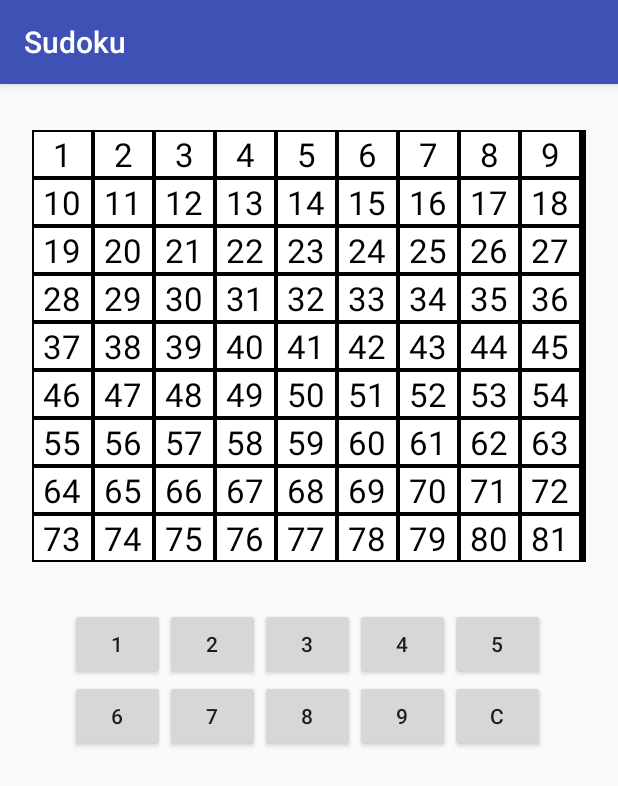
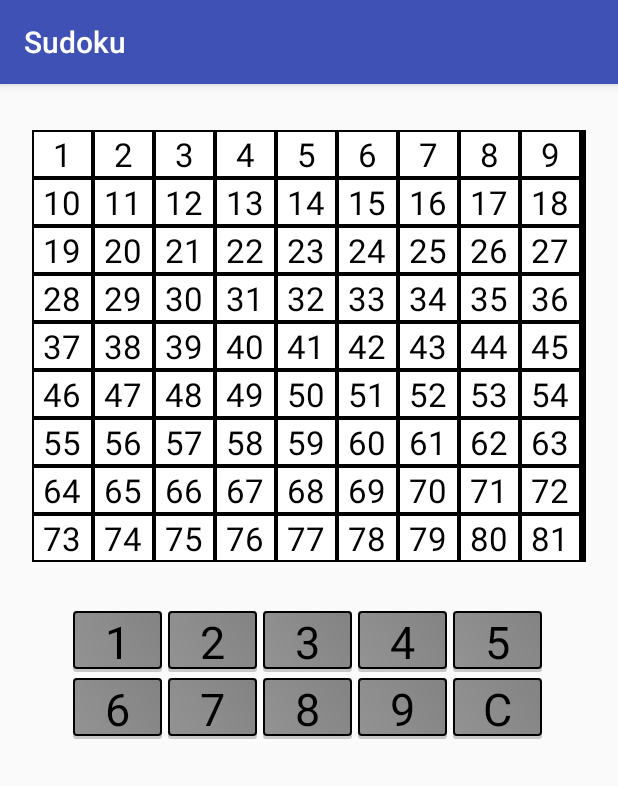
Before and after one commit to dpulsifer/Sudoku, an Android app: the screen it shows after launch (MainActivity), on a phone screen of 412 x 824 dp. Shown: the top 786 px of the screen. Run offline under Robolectric (Android 15) with nearby library versions, the phone set to English and light mode, and no system bars.

Commit message:
Change 2nd grid from buttons to textviews

```diff
--- a/app/src/main/java/cs/dal/sudoku/ButtonGridAdapter.java
+++ b/app/src/main/java/cs/dal/sudoku/ButtonGridAdapter.java
@@ -5,7 +5,7 @@ import android.view.LayoutInflater;
 import android.view.View;
 import android.view.ViewGroup;
 import android.widget.BaseAdapter;
-import android.widget.Button;
+import android.widget.TextView;
 
 import static android.content.Context.LAYOUT_INFLATER_SERVICE;
 
@@ -30,8 +30,9 @@ public class ButtonGridAdapter extends BaseAdapter{
         if(convertView ==null) {
             convertView = inflater.inflate(R.layout.button_cell, null);
         }
-        Button b = (Button) convertView.findViewById(R.id.button_item);
+        TextView b = (TextView) convertView.findViewById(R.id.button_item);
         b.setText(buttons[position]);
+
         return convertView;
 
     }
--- a/app/src/main/java/cs/dal/sudoku/MainActivity.java
+++ b/app/src/main/java/cs/dal/sudoku/MainActivity.java
@@ -2,6 +2,9 @@ package cs.dal.sudoku;
 
 import android.support.v7.app.AppCompatActivity;
 import android.os.Bundle;
+import android.util.Log;
+import android.view.View;
+import android.widget.AdapterView;
 import android.widget.GridView;
 
 public class MainActivity extends AppCompatActivity {
@@ -14,6 +17,7 @@ public class MainActivity extends AppCompatActivity {
 
     public GridView buttonGridView;
     public String[] buttons  = new String[] {"1","2","3","4","5","6","7","8","9","C"};
+    public String number;
 
 
 
@@ -30,6 +34,29 @@ public class MainActivity extends AppCompatActivity {
         ButtonGridAdapter buttonGridAdapter = new ButtonGridAdapter(MainActivity.this, buttons);
         buttonGridView.setAdapter(buttonGridAdapter);
 
+
+        buttonGridView.setOnItemClickListener(new AdapterView.OnItemClickListener() {
+            @Override
+            public void onItemClick(AdapterView<?> parent, View view, int position, long id) {
+                if (position == 9) {
+                    number = "";
+                } else {
+                    number = Integer.toString(position + 1);
+                }
+            }
+        });
+
+        gridView.setOnItemClickListener(new AdapterView.OnItemClickListener() {
+            @Override
+            public void onItemClick(AdapterView<?> adapterView, View view, int position, long l) {
+
+                items[position] = number;
+                SudokuGridAdapter gridAdapter = new SudokuGridAdapter(MainActivity.this, items);
+                gridView.setAdapter(gridAdapter);
+
+            }
+        });
+
     }
 
 }
--- /dev/null
+++ b/app/src/main/res/drawable/button_background.xml
@@ -0,0 +1,24 @@
+<?xml version="1.0" encoding="utf-8"?>
+<layer-list xmlns:android="http://schemas.android.com/apk/res/android">
+    <item>
+        <shape android:shape="rectangle">
+            <solid android:color="#CABBBBBB"/>
+            <corners android:radius="2dp" />
+        </shape>
+    </item>
+
+    <item
+        android:left="0dp"
+        android:right="0dp"
+        android:top="0dp"
+        android:bottom="2dp">
+        <shape android:shape="rectangle">
+            <gradient
+                android:startColor="#939393"
+                android:endColor="#838383"
+                android:angle="45"/>
+            <corners android:radius="2dp" />
+            <stroke android:width="1dp" android:color="#000000"  />
+        </shape>
+    </item>
+</layer-list>
--- a/app/src/main/res/layout/button_cell.xml
+++ b/app/src/main/res/layout/button_cell.xml
@@ -1,12 +1,17 @@
 <?xml version="1.0" encoding="utf-8"?>
 <LinearLayout xmlns:android="http://schemas.android.com/apk/res/android"
     android:orientation="vertical" android:layout_width="match_parent"
-    android:layout_height="match_parent">
+    android:layout_height="match_parent"
+    android:clickable="false">
 
-    <Button
+    <TextView
+        android:layout_margin="2dp"
+        android:background="@drawable/button_background"
+        android:textSize="30dp"
         android:layout_width="match_parent"
         android:layout_height="match_parent"
         android:textAlignment="center"
+        android:textColor="#000000"
         android:id="@+id/button_item"/>
 
 </LinearLayout>
```
Also changed, not shown: 2 other files.
